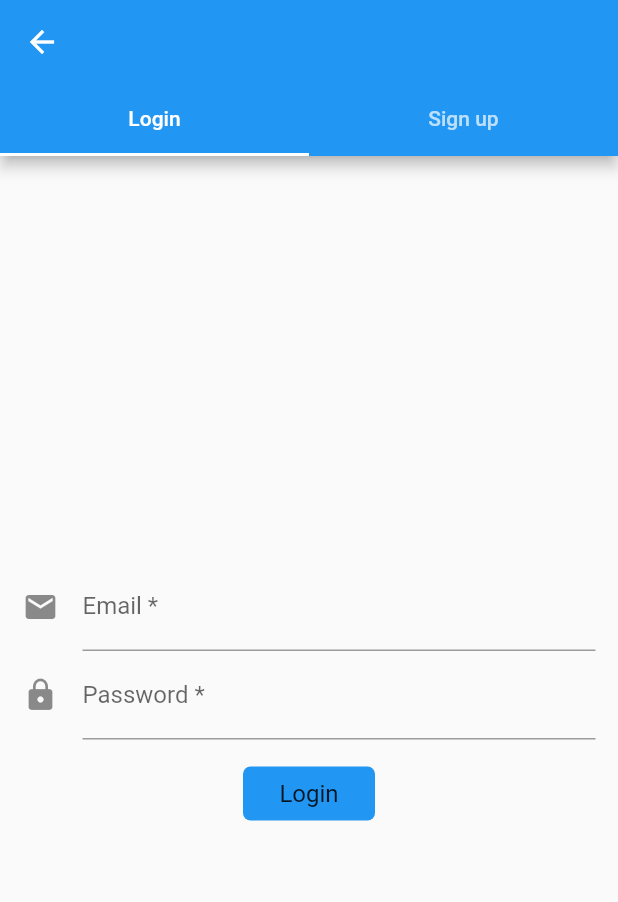
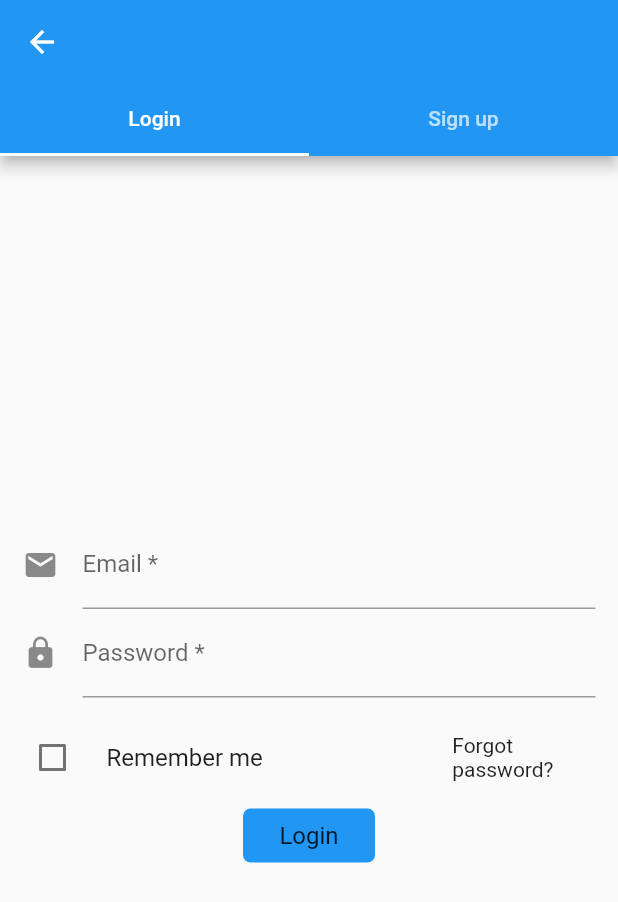
Before and after one commit to eidoof/eidoof-app, a Flutter app: the screen it shows after launch, after a tap on "Get Started", on a phone screen of 412 x 824 dp. Shown: the top 902 px of the screen. Run offline on Flutter 3.47's test engine with Material 2 defaults, Android fonts, the light colour scheme and no system bars; our stand-ins replace email_validator, flutter_secure_storage, image_picker.

Commit message:
Add "Remember me" checkbox & "Forgot password?" button

```diff
--- a/lib/main.dart
+++ b/lib/main.dart
@@ -1,4 +1,5 @@
 import 'package:flutter/material.dart';
+import 'package:flutter/rendering.dart';
 
 import "package:eidoof/screens/home.dart";
 import "package:eidoof/screens/getting_started.dart";
@@ -18,6 +19,7 @@
 }
 
 void main() {
+  //debugPaintSizeEnabled = true;
   runApp(MaterialApp(
     title: "eidoof",
     onGenerateRoute: generateRoute,
--- a/lib/widgets/login/login_form.dart
+++ b/lib/widgets/login/login_form.dart
@@ -43,9 +43,23 @@
                   : null,
             ),
             SizedBox(height: 12.0),
+            Row(
+                crossAxisAlignment: CrossAxisAlignment.center,
+                children: <Widget>[
+                  Expanded(
+                    flex: 3,
+                    child: CheckboxListTile(
+                        title: Text("Remember me"),
+                        value: false,
+                        onChanged: (val) => print("Pressed checkbox"),
+                        controlAffinity: ListTileControlAffinity.leading,
+                        contentPadding: EdgeInsets.zero),
+                  ),
+                  Expanded(child: Text("Forgot password?")),
+                ]),
             FlatButton(
-                  child: Text("Login",
-                      style: Theme.of(context).textTheme.subtitle1),
+                child:
+                    Text("Login", style: Theme.of(context).textTheme.subtitle1),
                 shape: RoundedRectangleBorder(
                     borderRadius: BorderRadius.circular(5)),
                 color: Theme.of(context).primaryColor,
@@ -75,7 +89,8 @@
                       }
                     });
                   }
-                  }),
-            ]))));
+                })
+          ])),
+        ));
   }
 }
```
Lines whose indentation alone changed are shown as unchanged.
